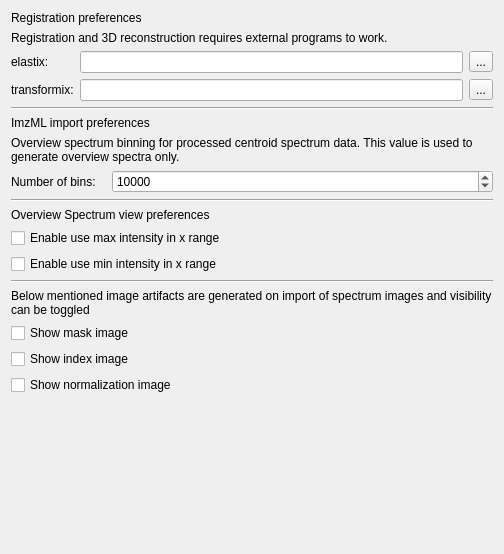
This is Plugins/org.mitk.gui.qt.m2.common/src/internal/m2PreferencePage.ui in m2aia/m2aia as Qt 5 draws it before an edit. The edited form follows.
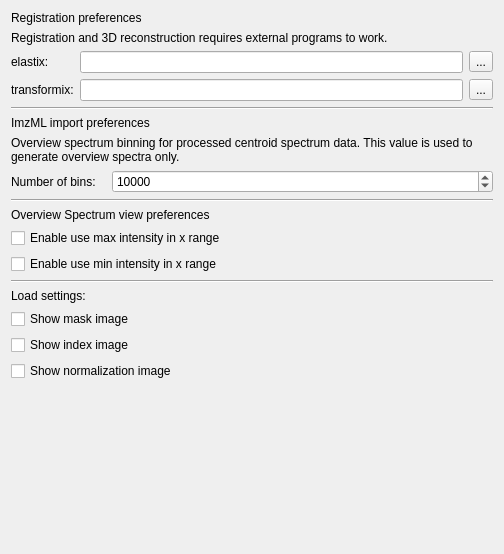
This is the edited form.

Commit message: update preference page

Patch:
```diff
--- a/Plugins/org.mitk.gui.qt.m2.common/src/internal/m2PreferencePage.ui
+++ b/Plugins/org.mitk.gui.qt.m2.common/src/internal/m2PreferencePage.ui
@@ -169,7 +169,7 @@
    <item>
     <widget class="QLabel" name="label_6">
      <property name="text">
-      <string>Below mentioned image artifacts are generated on import of spectrum images and visibility can be toggled</string>
+      <string>Load settings:</string>
      </property>
      <property name="wordWrap">
       <bool>true</bool>
```
Left out of the diff: 12 changed lines with no effect on the pictures. The commit also changes 2 other files.
